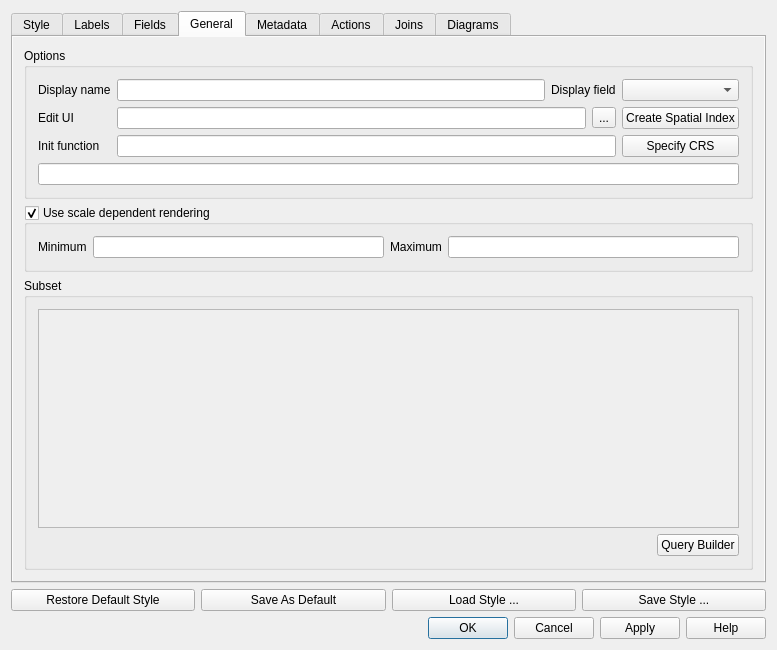
Above: src/ui/qgsvectorlayerpropertiesbase.ui from qgis/QGIS before the change. Below: the same form after it.
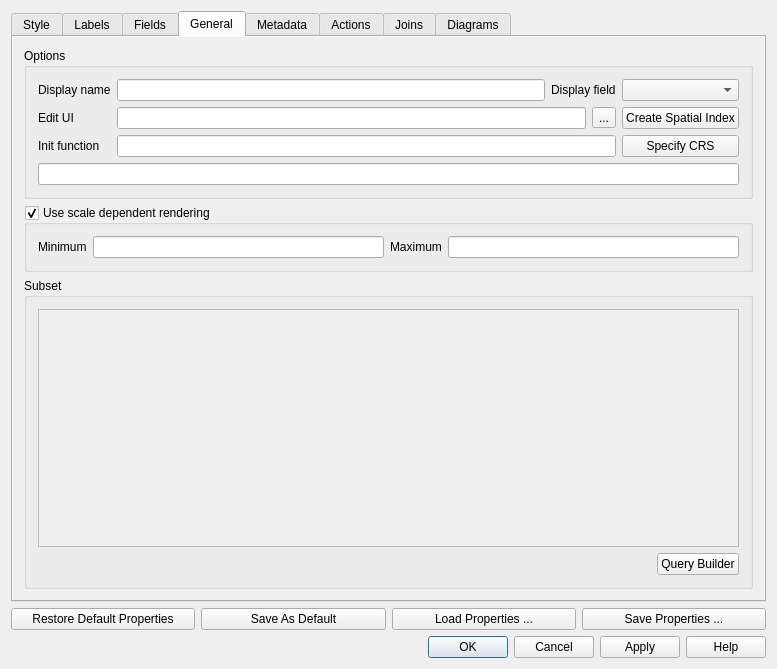
That is the form after the change. The open tabs and pages were chosen to show the change. Icons and pictures are not drawn. Custom widgets are drawn as their Qt base class.

Commit message: Change Load Style and Save Style to Save Properties

What changed in the file:
```diff
--- a/src/ui/qgsvectorlayerpropertiesbase.ui
+++ b/src/ui/qgsvectorlayerpropertiesbase.ui
@@ -7,7 +7,7 @@
     <x>0</x>
     <y>0</y>
     <width>777</width>
-    <height>650</height>
+    <height>669</height>
    </rect>
   </property>
   <property name="windowTitle">
@@ -26,7 +26,7 @@
      <item>
       <widget class="QPushButton" name="pbnLoadDefaultStyle">
        <property name="text">
-        <string>Restore Default Style</string>
+        <string>Restore Default Properties</string>
        </property>
       </widget>
      </item>
@@ -40,14 +40,14 @@
      <item>
       <widget class="QPushButton" name="pbnLoadStyle">
        <property name="text">
-        <string>Load Style ...</string>
+        <string>Load Properties ...</string>
        </property>
       </widget>
      </item>
      <item>
       <widget class="QPushButton" name="pbnSaveStyleAs">
        <property name="text">
-        <string>Save Style ...</string>
+        <string>Save Properties ...</string>
        </property>
       </widget>
      </item>
@@ -373,7 +373,7 @@
             <x>0</x>
             <y>0</y>
             <width>755</width>
-            <height>526</height>
+            <height>545</height>
            </rect>
           </property>
           <layout class="QGridLayout" name="gridLayout_3">
```
Left out of the diff: 90 changed lines with no effect on the pictures.
